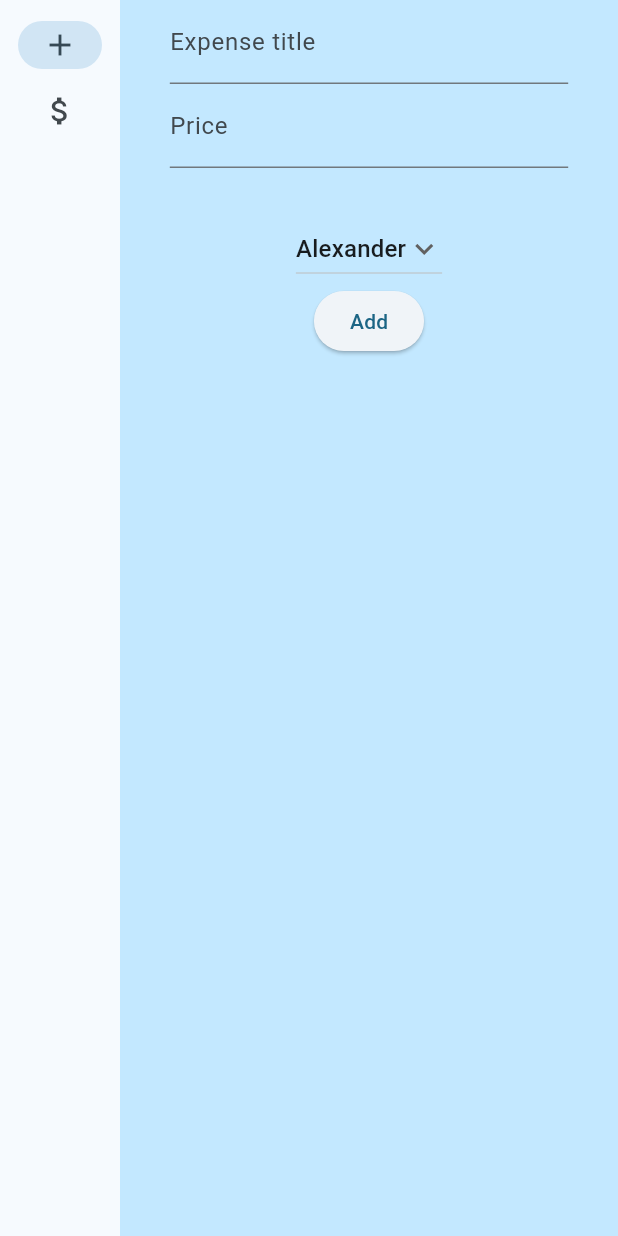
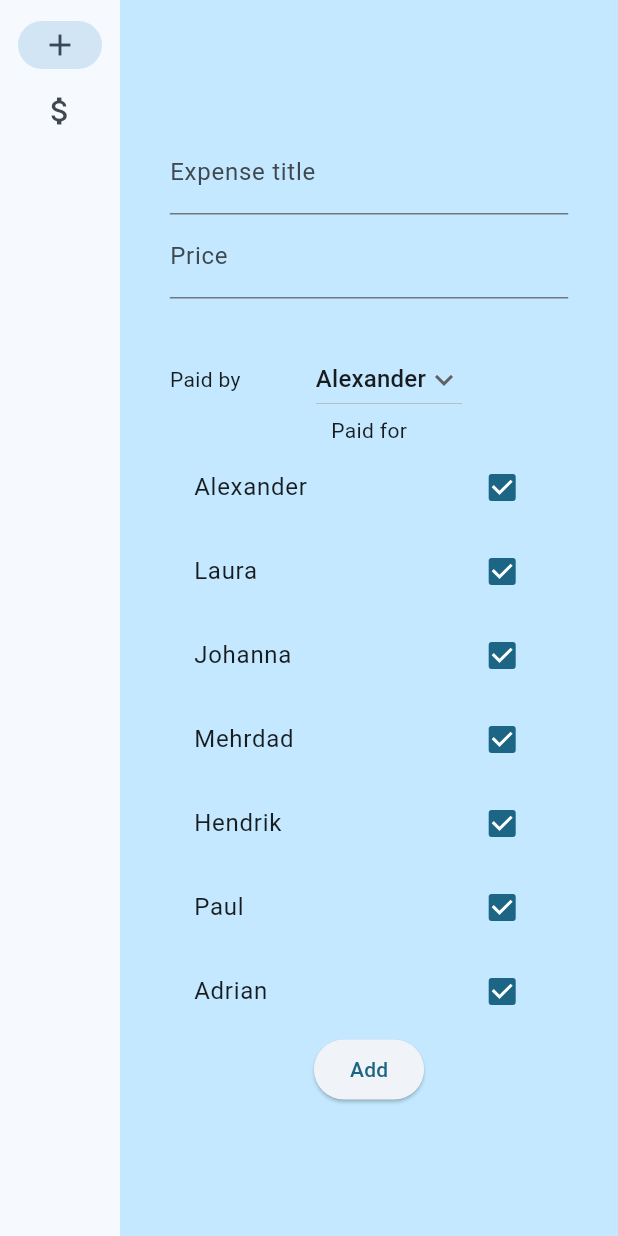
Before and after one commit to Nitschi/money_splitter, a Flutter app: the screen it shows after launch, on a phone screen of 412 x 824 dp. Run offline on Flutter 3.47's test engine with Material 2 defaults, Android fonts, the phone set to English and light mode, and no system bars; missing offline and left inert: openapi_generator_annotations.

Commit message:
feat(FE): add paid by and paid for to expense

```diff
--- a/frontend/Flup/lib/main.dart
+++ b/frontend/Flup/lib/main.dart
@@ -39,11 +39,12 @@ class _MyHomePageState extends State<MyHomePage> {
 
   @override
   Widget build(BuildContext context) {
+    var appState = context.watch<MyAppState>();
     Widget page;
     switch (selectedIndex) {
       case 0:
         page = ChangeNotifierProvider(
-          create: (context) => AddPageState(),
+          create: (context) => AddPageState(appState.members),
           child: AddPage(),
         );
         break;
--- a/frontend/Flup/lib/models/Expense.dart
+++ b/frontend/Flup/lib/models/Expense.dart
@@ -1,15 +1,13 @@
-import 'package:uuid/uuid.dart';
-
 import 'person.dart';
 
 class Expense {
   int price;
   String title;
   DateTime time = DateTime.now();
-  Person paidBy = Person(Uuid().v4().toString(), "Laura");
-  List<Person> paidFor = [Person(Uuid().v4().toString(), "Alex")];
+  Person paidBy;
+  List<Person> paidFor;
 
   final currency = "CHF";
 
-  Expense(this.price, this.title);
+  Expense(this.price, this.title, this.paidBy, this.paidFor);
 }
--- a/frontend/Flup/lib/notifiers/AddPageState.dart
+++ b/frontend/Flup/lib/notifiers/AddPageState.dart
@@ -1,21 +1,27 @@
 import 'package:flutter/material.dart';
-import 'package:uuid/uuid.dart';
 
 import '../models/person.dart';
 
 class AddPageState extends ChangeNotifier {
-  List<Person> people = [
-    Person(Uuid().v4().toString(), "Alexander"),
-    Person(Uuid().v4().toString(), "Laura")
-  ];
-  Person? paidBy;
+  late Person paidBy;
+  Map<Person, bool> paidFor = {};
+  final expenseController = TextEditingController();
+  final priceController = TextEditingController();
 
-  AddPageState() {
-    paidBy = people[0];
-  }
-
-  void setPaidBy(Person? newPaidBy) {
+  void setPaidBy(Person newPaidBy) {
     paidBy = newPaidBy;
     notifyListeners();
   }
+
+  void setPaidFor(bool isChecked, Person person) {
+    paidFor[person] = isChecked;
+    notifyListeners();
+  }
+
+  AddPageState(List<Person> members) {
+    for (var person in members) {
+      paidFor[person] = true;
+    }
+    paidBy = members[0];
+  }
 }
--- a/frontend/Flup/lib/notifiers/MyAppStateNotifier.dart
+++ b/frontend/Flup/lib/notifiers/MyAppStateNotifier.dart
@@ -1,12 +1,23 @@
 import 'package:flup_openapi_lib/api.dart';
 import 'package:flutter/material.dart';
+import 'package:uuid/uuid.dart';
 
 import '../mappers/expenseMapper.dart';
 import '../models/expense.dart';
+import '../models/person.dart';
 
 class MyAppState extends ChangeNotifier {
   final apiClient = ApiClient(basePath: 'http://localhost:55555');
   List<Expense> expenses = [];
+  List<Person> members = [
+    Person(Uuid().v4().toString(), "Alexander"),
+    Person(Uuid().v4().toString(), "Laura"),
+    Person(Uuid().v4().toString(), "Johanna"),
+    Person(Uuid().v4().toString(), "Mehrdad"),
+    Person(Uuid().v4().toString(), "Hendrik"),
+    Person(Uuid().v4().toString(), "Paul"),
+    Person(Uuid().v4().toString(), "Adrian")
+  ];
 
   void removeExpense(Expense expense) {
     expenses.remove(expense);
--- a/frontend/Flup/lib/pages/AddExpensePage.dart
+++ b/frontend/Flup/lib/pages/AddExpensePage.dart
@@ -12,13 +12,12 @@ class AddPage extends StatelessWidget {
   Widget build(BuildContext context) {
     var appState = context.watch<MyAppState>();
     var addPageState = context.watch<AddPageState>();
-    final expenseController = TextEditingController();
-    final priceController = TextEditingController();
 
     return Form(
       child: Center(
         child: FractionallySizedBox(
           widthFactor: 0.8,
+          child: SingleChildScrollView(
             child: Column(
               children: <Widget>[
                 TextFormField(
@@ -26,7 +25,7 @@ class AddPage extends StatelessWidget {
                     hintText: 'What did you pay?',
                     labelText: 'Expense title',
                   ),
-                controller: expenseController,
+                  controller: addPageState.expenseController,
                 ),
                 TextFormField(
                   keyboardType: TextInputType.number,
@@ -37,9 +36,13 @@ class AddPage extends StatelessWidget {
                     hintText: 'How much was it?',
                     labelText: 'Price',
                   ),
-                controller: priceController,
+                  controller: addPageState.priceController,
                 ),
                 SizedBox(height: 30),
+                Row(
+                  children: <Widget>[
+                    Text("Paid by"),
+                    SizedBox(width: 50),
                     DropdownButton(
                         // Initial Value
                         value: addPageState.paidBy,
@@ -48,7 +51,7 @@ class AddPage extends StatelessWidget {
                         icon: const Icon(Icons.keyboard_arrow_down),
 
                         // Array list of items
-                  items: addPageState.people.map((Person person) {
+                        items: appState.members.map((Person person) {
                           return DropdownMenuItem(
                             value: person,
                             child: Text(person.name),
@@ -57,12 +60,42 @@ class AddPage extends StatelessWidget {
                         // After selecting the desired option,it will
                         // change button value to selected value
                         onChanged: (Person? newPerson) {
+                          if (newPerson != null) {
                             addPageState.setPaidBy(newPerson);
+                          }
                         }),
+                  ],
+                ),
+                Text('Paid for'),
+                ListView(
+                  shrinkWrap: true,
+                  children:
+                      addPageState.paidFor.keys.map((Person? paidForPerson) {
+                    return CheckboxListTile(
+                      title: Text(paidForPerson!.name),
+                      value: addPageState.paidFor[paidForPerson],
+                      onChanged: (bool? isChecked) {
+                        if (isChecked != null) {
+                          addPageState.setPaidFor(isChecked, paidForPerson);
+                        }
+                      },
+                    );
+                  }).toList(),
+                ),
                 ElevatedButton(
                   onPressed: () {
+                    List<Person> paidForSelected = [];
+                    for (var person in addPageState.paidFor.keys) {
+                      if (addPageState.paidFor[person] == true) {
+                        paidForSelected.add(person);
+                      }
+                    }
+
                     appState.addExpense(Expense(
-                      int.parse(priceController.text), expenseController.text));
+                        int.parse(addPageState.priceController.text),
+                        addPageState.expenseController.text,
+                        addPageState.paidBy,
+                        paidForSelected));
                   },
                   child: Text('Add'),
                 ),
@@ -71,6 +104,7 @@ class AddPage extends StatelessWidget {
             ),
           ),
         ),
+      ),
     );
   }
 }
--- a/frontend/Flup/lib/pages/ExpensesPage.dart
+++ b/frontend/Flup/lib/pages/ExpensesPage.dart
@@ -31,7 +31,9 @@ class ExpensesPage extends StatelessWidget {
               },
             ),
             title: Text(
-                '${expense.title} for ${expense.price} ${expense.currency} paid by ${expense.paidBy.name}'),
+                '${expense.title} for ${expense.price} ${expense.currency} paid by ${expense.paidBy.name} for ${expense.paidFor.map((p) {
+              return p.name;
+            })}'),
           ),
       ],
     );
```
Also changed, not shown: frontend/Flup/lib/mappers/expenseMapper.dart (+6 -1 lines). Lines whose indentation alone changed are shown as unchanged.
